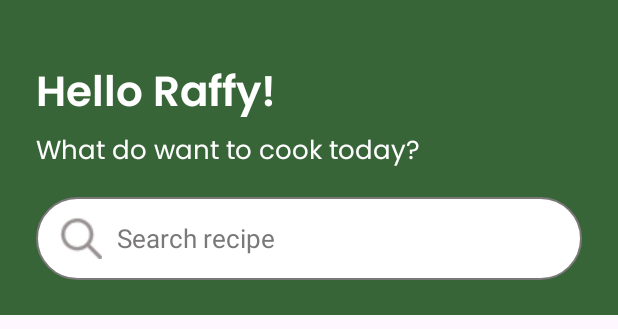
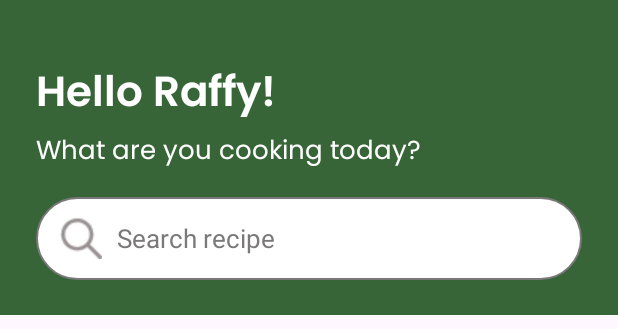
Before and after one commit to Roughienmn/MOBDEVE-MCO, an Android app: the layout activity_homepage.xml on its own in the app's theme, with its tools: preview values and no code run, on a phone screen of 412 x 824 dp. Shown: the top 329 px of the screen. Run offline under Robolectric (Android 15) with nearby library versions, the phone set to English and light mode, and no system bars.

Commit message:
minor fixes

```diff
--- a/YummyFood4Lyfe/app/src/main/res/layout/activity_homepage.xml
+++ b/YummyFood4Lyfe/app/src/main/res/layout/activity_homepage.xml
@@ -35,7 +35,7 @@
         android:layout_width="270dp"
         android:layout_height="wrap_content"
         android:fontFamily="@font/poppins"
-        android:text="What do want to cook today?"
+        android:text="What are you cooking today?"
         android:textColor="@color/white"
         android:textSize="17sp"
         app:layout_constraintStart_toStartOf="@+id/textView2"
```
